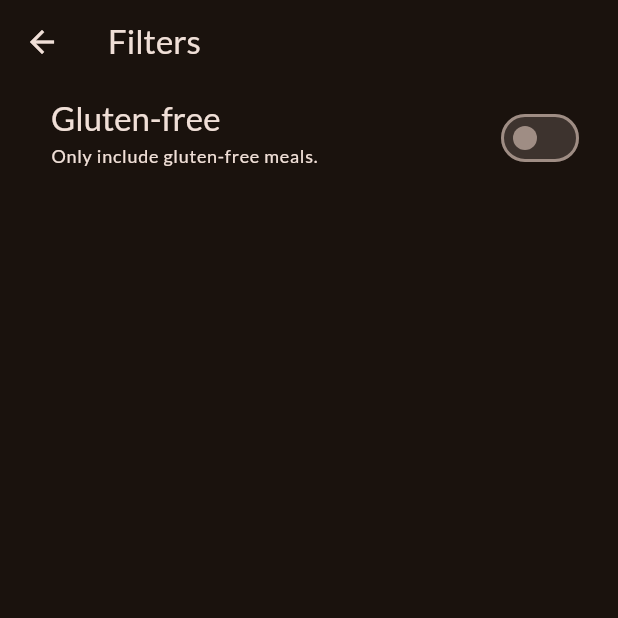
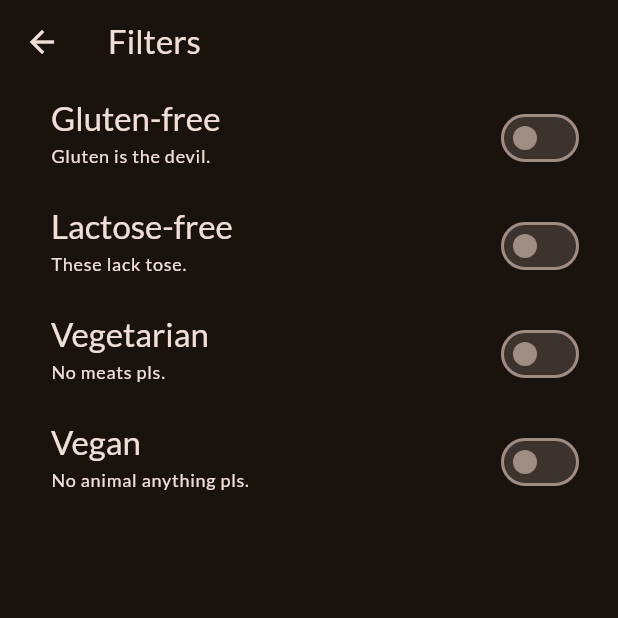
Before and after one commit to mjr2595/flutter-meals, a Flutter app: the FiltersScreen screen opened directly, on a phone screen of 412 x 824 dp, the top half of it. Run offline on Flutter 3.47's test engine with Material 2 defaults, Android fonts, the phone set to English and light mode, and no system bars; our stand-ins replace google_fonts, transparent_image.

Commit message:
Added: additional filters

```diff
--- a/lib/screens/filters.dart
+++ b/lib/screens/filters.dart
@@ -1,4 +1,11 @@
 import 'package:flutter/material.dart';
+
+enum Filter {
+  glutenFree,
+  lactoseFree,
+  vegetarian,
+  vegan,
+}
 
 class FiltersScreen extends StatefulWidget {
   const FiltersScreen({super.key});
@@ -11,12 +18,25 @@ class FiltersScreen extends StatefulWidget {
 
 class _FiltersScreenState extends State<FiltersScreen> {
   var _glutenFreeFilter = false;
+  var _lactoseFreeFilter = false;
+  var _vegetarianFilter = false;
+  var _veganFilter = false;
 
   @override
   Widget build(BuildContext context) {
     return Scaffold(
       appBar: AppBar(title: const Text('Filters')),
-      body: Column(children: [
+      body: WillPopScope(
+        onWillPop: () async {
+          Navigator.of(context).pop({
+            Filter.glutenFree: _glutenFreeFilter,
+            Filter.lactoseFree: _lactoseFreeFilter,
+            Filter.vegetarian: _vegetarianFilter,
+            Filter.vegan: _veganFilter,
+          });
+          return false;
+        },
+        child: Column(children: [
           SwitchListTile(
             value: _glutenFreeFilter,
             onChanged: (isChecked) {
@@ -32,7 +52,7 @@ class _FiltersScreenState extends State<FiltersScreen> {
                   .copyWith(color: Theme.of(context).colorScheme.onBackground),
             ),
             subtitle: Text(
-            'Only include gluten-free meals.',
+              'Gluten is the devil.',
               style: Theme.of(context)
                   .textTheme
                   .labelMedium!
@@ -40,8 +60,81 @@ class _FiltersScreenState extends State<FiltersScreen> {
             ),
             activeColor: Theme.of(context).colorScheme.tertiary,
             contentPadding: const EdgeInsets.only(left: 34, right: 22),
-        )
+          ),
+          SwitchListTile(
+            value: _lactoseFreeFilter,
+            onChanged: (isChecked) {
+              setState(() {
+                _lactoseFreeFilter = isChecked;
+              });
+            },
+            title: Text(
+              'Lactose-free',
+              style: Theme.of(context)
+                  .textTheme
+                  .titleLarge!
+                  .copyWith(color: Theme.of(context).colorScheme.onBackground),
+            ),
+            subtitle: Text(
+              'These lack tose.',
+              style: Theme.of(context)
+                  .textTheme
+                  .labelMedium!
+                  .copyWith(color: Theme.of(context).colorScheme.onBackground),
+            ),
+            activeColor: Theme.of(context).colorScheme.tertiary,
+            contentPadding: const EdgeInsets.only(left: 34, right: 22),
+          ),
+          SwitchListTile(
+            value: _vegetarianFilter,
+            onChanged: (isChecked) {
+              setState(() {
+                _vegetarianFilter = isChecked;
+              });
+            },
+            title: Text(
+              'Vegetarian',
+              style: Theme.of(context)
+                  .textTheme
+                  .titleLarge!
+                  .copyWith(color: Theme.of(context).colorScheme.onBackground),
+            ),
+            subtitle: Text(
+              'No meats pls.',
+              style: Theme.of(context)
+                  .textTheme
+                  .labelMedium!
+                  .copyWith(color: Theme.of(context).colorScheme.onBackground),
+            ),
+            activeColor: Theme.of(context).colorScheme.tertiary,
+            contentPadding: const EdgeInsets.only(left: 34, right: 22),
+          ),
+          SwitchListTile(
+            value: _veganFilter,
+            onChanged: (isChecked) {
+              setState(() {
+                _veganFilter = isChecked;
+              });
+            },
+            title: Text(
+              'Vegan',
+              style: Theme.of(context)
+                  .textTheme
+                  .titleLarge!
+                  .copyWith(color: Theme.of(context).colorScheme.onBackground),
+            ),
+            subtitle: Text(
+              'No animal anything pls.',
+              style: Theme.of(context)
+                  .textTheme
+                  .labelMedium!
+                  .copyWith(color: Theme.of(context).colorScheme.onBackground),
+            ),
+            activeColor: Theme.of(context).colorScheme.tertiary,
+            contentPadding: const EdgeInsets.only(left: 34, right: 22),
+          ),
         ]),
+      ),
     );
   }
 }
```
Lines whose indentation alone changed are shown as unchanged.
